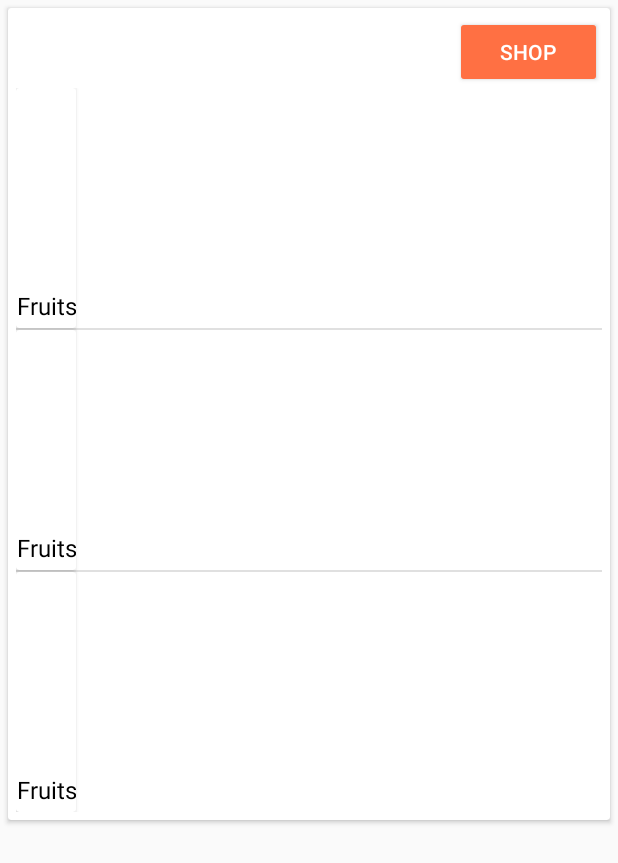
After one commit to SamDaQueen/Ecom, an Android app: the layout home_tile.xml on its own in the app's theme, with its tools: preview values and no code run, on a phone screen of 412 x 824 dp. The commit adds this screen. Shown: the top 863 px of the screen. Run offline under Robolectric (Android 15) with nearby library versions, the phone set to English and light mode, and no system bars.

Commit message:
Home Fragment Categories

```diff
--- a/app/src/main/java/com/android/ecom/Adapters/ProductAdapter.java
+++ b/app/src/main/java/com/android/ecom/Adapters/ProductAdapter.java
@@ -31,7 +31,7 @@
 
 public class ProductAdapter extends ArrayAdapter<Product> {
 
-    StorageReference storageReference;
+    private StorageReference storageReference;
 
     public ProductAdapter(Context context, int resource, ArrayList<Product> objects) {
         super(context, resource, objects);
--- /dev/null
+++ b/app/src/main/res/layout/home_tile.xml
@@ -0,0 +1,47 @@
+<?xml version="1.0" encoding="utf-8"?>
+<LinearLayout xmlns:android="http://schemas.android.com/apk/res/android"
+    xmlns:tools="http://schemas.android.com/tools"
+    android:layout_width="match_parent"
+    android:layout_height="match_parent">
+
+    <android.support.v7.widget.CardView
+        android:layout_width="match_parent"
+        android:layout_height="wrap_content"
+        android:layout_margin="5dp">
+
+        <LinearLayout
+            android:layout_width="match_parent"
+            android:layout_height="match_parent"
+            android:layout_margin="5dp"
+            android:orientation="vertical">
+
+            <LinearLayout
+                android:layout_width="match_parent"
+                android:layout_height="wrap_content"
+                android:orientation="horizontal">
+
+                <TextView
+                    android:id="@+id/home_category"
+                    android:layout_width="0dp"
+                    android:layout_height="wrap_content"
+                    android:layout_weight="3" />
+
+                <Button
+                    android:id="@+id/home_shop"
+                    android:layout_width="0dp"
+                    android:layout_height="wrap_content"
+                    android:layout_weight="1"
+                    android:backgroundTint="@color/colorPrimary"
+                    android:text="Shop"
+                    android:textColor="@color/defaultTextColor" />
+            </LinearLayout>
+
+            <ListView
+                android:id="@+id/category_items"
+                android:layout_width="wrap_content"
+                android:layout_height="wrap_content"
+                tools:listitem="@layout/home_page_product_tile"></ListView>
+        </LinearLayout>
+    </android.support.v7.widget.CardView>
+
+</LinearLayout>
```
Also changed, not shown: app/src/main/java/com/android/ecom/Adapters/CartAdapter.java (+38 -0 lines), app/src/main/java/com/android/ecom/Adapters/HomePageProductAdapter.java (added, +76 -0 lines), app/src/main/java/com/android/ecom/Adapters/HomeTileAdapter.java (+66 -45 lines), app/src/main/java/com/android/ecom/Fragments/HomeFragment.java (+65 -4 lines), app/src/main/java/com/android/ecom/Models/Category_Model.java (added, +32 -0 lines), app/src/main/java/com/android/ecom/Models/HomeTile.java (deleted, +0 -41 lines), app/src/main/java/com/android/ecom/Models/Product.java (+32 -5 lines), app/src/main/res/layout/fragment_home.xml (+9 -0 lines), app/src/main/res/layout/home_page_product_tile.xml (renamed from app/src/main/res/layout/category_tile.xml).
